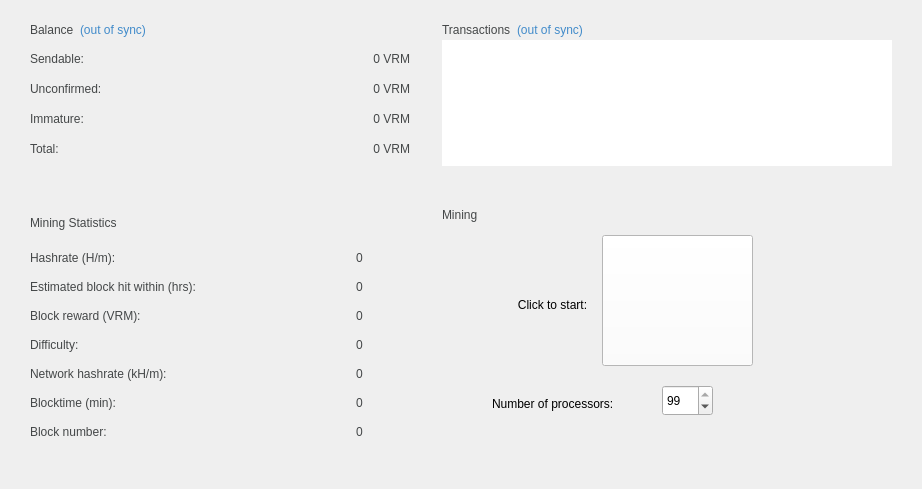
The window that src/qt/forms/overviewpage.ui (verimad/verium) describes before a commit, drawn with Qt 5.
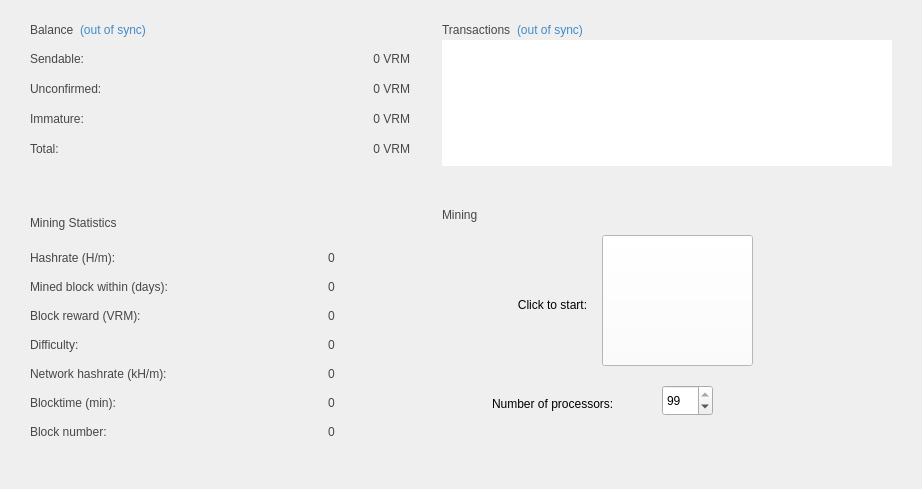
The same window after the commit. Icons and pictures are not drawn.

Commit message: set sync indicator to be accurate within the hour, set mined block estimate to days

What changed in the file:
```diff
--- a/src/qt/forms/overviewpage.ui
+++ b/src/qt/forms/overviewpage.ui
@@ -1006,7 +1006,7 @@
           <string notr="true">QLabel {color: #444748}</string>
          </property>
          <property name="text">
-          <string>Estimated block hit within (hrs):</string>
+          <string>Mined block within (days):</string>
          </property>
         </widget>
        </item>
```
The commit also changes 2 other files.
